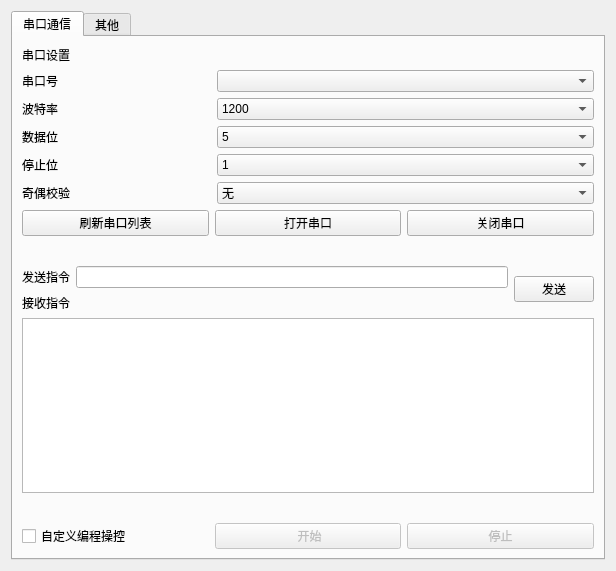
WhiteChimney/TDC-counter, file ui/externalapplicationswidget.ui: the form before one commit.
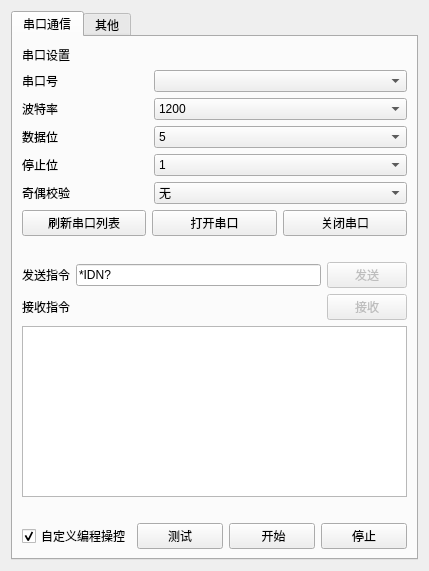
The form after the commit.

What changed in the file:
```diff
--- a/ui/externalapplicationswidget.ui
+++ b/ui/externalapplicationswidget.ui
@@ -6,7 +6,7 @@
    <rect>
     <x>0</x>
     <y>0</y>
-    <width>616</width>
+    <width>429</width>
     <height>571</height>
    </rect>
   </property>
@@ -258,15 +258,32 @@
           </widget>
          </item>
          <item row="1" column="1">
-          <widget class="QLineEdit" name="textDataSent"/>
+          <widget class="QLineEdit" name="textDataSent">
+           <property name="text">
+            <string>*IDN?</string>
+           </property>
+          </widget>
          </item>
-         <item row="1" column="2" rowspan="2">
+         <item row="1" column="2">
           <widget class="QPushButton" name="buttonSend">
+           <property name="enabled">
+            <bool>false</bool>
+           </property>
            <property name="text">
             <string>发送</string>
            </property>
           </widget>
          </item>
+         <item row="2" column="2">
+          <widget class="QPushButton" name="buttonReceive">
+           <property name="enabled">
+            <bool>false</bool>
+           </property>
+           <property name="text">
+            <string>接收</string>
+           </property>
+          </widget>
+         </item>
         </layout>
        </item>
        <item>
@@ -289,6 +306,9 @@
         <layout class="QHBoxLayout" name="horizontalLayout_2">
          <item>
           <widget class="QCheckBox" name="checkboxSPcustomize">
+           <property name="enabled">
+            <bool>true</bool>
+           </property>
            <property name="sizePolicy">
             <sizepolicy hsizetype="Preferred" vsizetype="Fixed">
              <horstretch>0</horstretch>
@@ -298,12 +318,28 @@
            <property name="text">
             <string>自定义编程操控</string>
            </property>
+           <property name="checked">
+            <bool>true</bool>
+           </property>
+           <property name="tristate">
+            <bool>false</bool>
+           </property>
+          </widget>
+         </item>
+         <item>
+          <widget class="QPushButton" name="buttonTest">
+           <property name="enabled">
+            <bool>true</bool>
+           </property>
+           <property name="text">
+            <string>测试</string>
+           </property>
           </widget>
          </item>
          <item>
           <widget class="QPushButton" name="buttonStart">
            <property name="enabled">
-            <bool>false</bool>
+            <bool>true</bool>
            </property>
            <property name="text">
             <string> 开始</string>
@@ -313,7 +349,7 @@
          <item>
           <widget class="QPushButton" name="buttonStop">
            <property name="enabled">
-            <bool>false</bool>
+            <bool>true</bool>
            </property>
            <property name="text">
             <string>停止</string>
```
Left out of the diff: 2 changed lines with no effect on the pictures.
